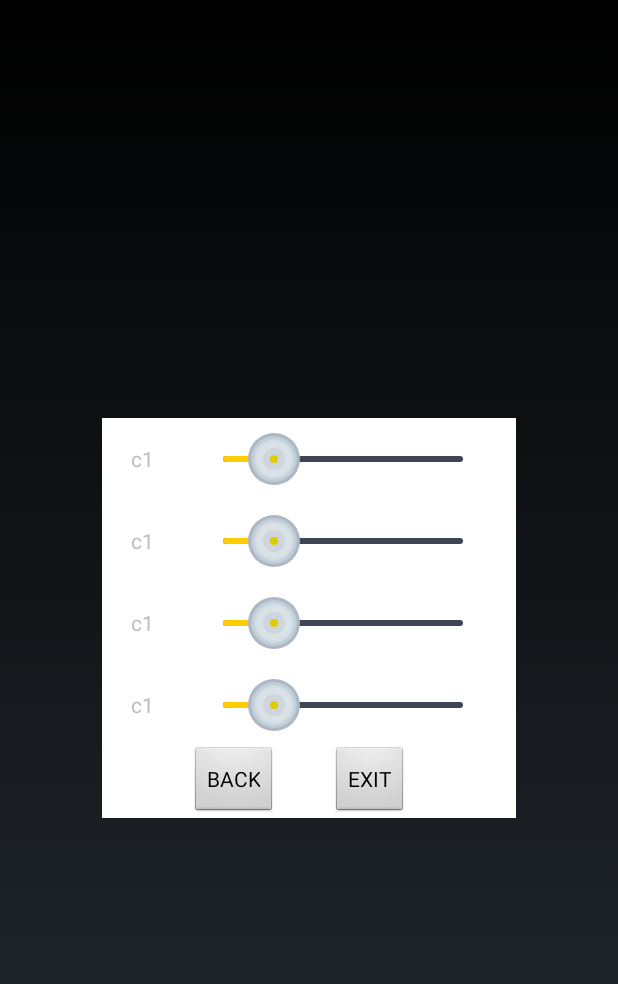
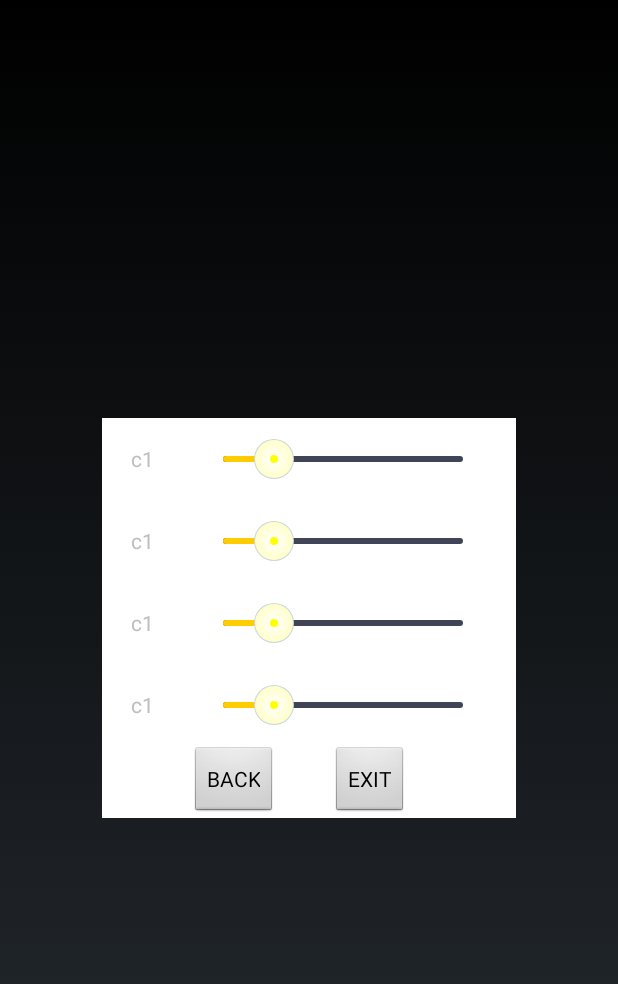
Before and after one commit to accikum/ScreenBrightnessControl, an Android app: the layout light_setting_activity.xml on its own in the app's theme, with its tools: preview values and no code run, on a phone screen of 412 x 824 dp. Shown: the top 984 px of the screen. Run offline under Robolectric (Android 15) with nearby library versions, the phone set to English and light mode, and no system bars.

Commit message:
update the seekbar ui

```diff
--- a/app/src/main/res/drawable/thumb_bar.xml
+++ b/app/src/main/res/drawable/thumb_bar.xml
@@ -1,7 +1,51 @@
 <?xml version="1.0" encoding="UTF-8"?>
 <selector xmlns:android="http://schemas.android.com/apk/res/android">
     <!-- 按下状态 -->
-    <item android:drawable="@drawable/dn" android:state_pressed="true" />
+    <item android:state_pressed="true" >
+        <layer-list>
+
+            <item
+                android:bottom="4dp"
+                android:left="4dp"
+                android:right="4dp"
+                android:top="4dp">
+                <shape android:shape="oval">
+                    <solid android:color="#FFcbd6df" />
+                </shape>
+            </item>
+            <item
+                android:bottom="5dp"
+                android:left="5dp"
+                android:right="5dp"
+                android:top="5dp">
+                <shape android:shape="oval">
+                    <gradient
+                        android:type="radial"
+                        android:gradientRadius="90"
+                        android:startColor="#ffffff"
+                        android:endColor="#ffffff00"/>
+                </shape>
+            </item>
+
+            <!-- center circle -->
+            <item
+                android:bottom="15dp"
+                android:left="15dp"
+                android:right="15dp"
+                android:top="15dp">
+                <shape android:shape="oval">
+                    <size android:height="5dp"
+                        android:width="5dp"/>
+                    <solid android:color="#ffdc414c" />
+                    <!--<stroke-->
+                    <!--android:width="1dp"-->
+                    <!--android:color="#FFFCFCFC" />-->
+                </shape>
+            </item>
+
+        </layer-list>
+
+    </item>
 
     <!-- 焦点状态 -->
     <item android:state_focused="true" android:drawable="@drawable/thumb_button"/>
--- a/app/src/main/res/drawable/thumb_button.xml
+++ b/app/src/main/res/drawable/thumb_button.xml
@@ -1,31 +1,6 @@
 <?xml version="1.0" encoding="utf-8"?>
 <layer-list xmlns:android="http://schemas.android.com/apk/res/android">
-    <!-- outer circle -->
-    <item>
-        <shape android:shape="oval">
-            <solid android:color="#FFACB8C3" />
-        </shape>
-    </item>
 
-    <!-- inner shadow of outer circle -->
-    <item
-        android:bottom="2dp"
-        android:left="2dp"
-        android:right="2dp"
-        android:top="2dp">
-        <shape android:shape="oval">
-            <solid android:color="#FFbdcad6" />
-        </shape>
-    </item>
-    <item
-        android:bottom="3dp"
-        android:left="3dp"
-        android:right="3dp"
-        android:top="3dp">
-        <shape android:shape="oval">
-            <solid android:color="#FFc3cfd9" />
-        </shape>
-    </item>
     <item
         android:bottom="4dp"
         android:left="4dp"
@@ -41,29 +16,11 @@
         android:right="5dp"
         android:top="5dp">
         <shape android:shape="oval">
-            <solid android:color="#FFd4dee5" />
-        </shape>
-    </item>
-
-    <!-- gap -->
-    <item
-        android:bottom="6dp"
-        android:left="6dp"
-        android:right="6dp"
-        android:top="6dp">
-        <shape android:shape="oval">
-            <solid android:color="#FFdae2e8" />
-        </shape>
-    </item>
-
-    <!-- outer shadow of center circle -->
-    <item
-        android:bottom="10dp"
-        android:left="10dp"
-        android:right="10dp"
-        android:top="10dp">
-        <shape android:shape="oval">
-            <solid android:color="#FFced5dc" />
+            <gradient
+                android:type="radial"
+                android:gradientRadius="90"
+                android:startColor="#ffffff"
+                android:endColor="#ffffff00"/>
         </shape>
     </item>
 
@@ -76,13 +33,10 @@
         <shape android:shape="oval">
             <size android:height="5dp"
                 android:width="5dp"/>
+            <solid android:color="#ffffff00" />
             <!--<stroke-->
                 <!--android:width="1dp"-->
                 <!--android:color="#FFFCFCFC" />-->
-            <gradient
-                android:angle="270"
-                android:endColor="#ffddcc00"
-                android:startColor="#ffddcc00" />
         </shape>
     </item>
 
```
